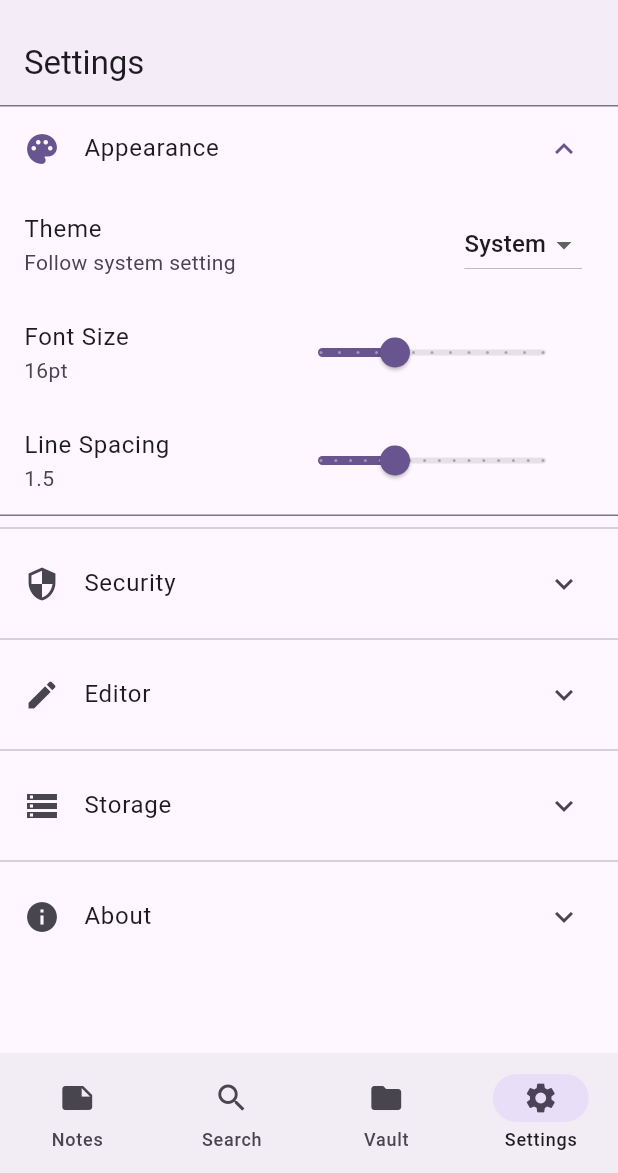
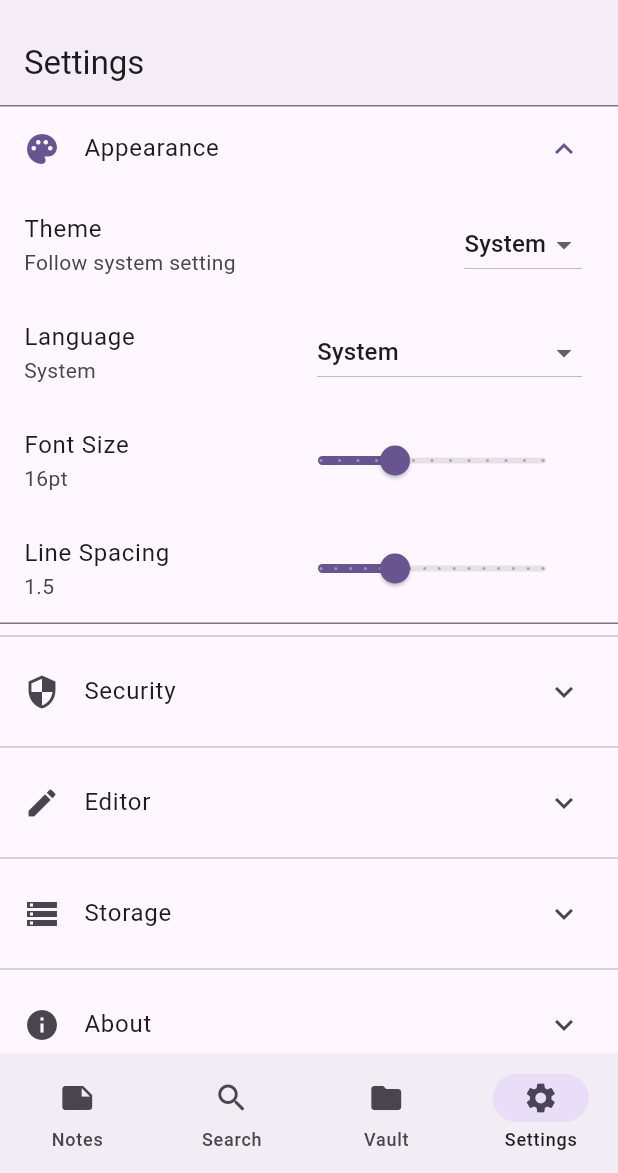
Before and after one commit to shaolonger/null-space, a Flutter app: the screen it shows after launch, item 4 of the bottom bar chosen, on a phone screen of 412 x 824 dp, the part 63-1236 px from its top. Run offline on Flutter 3.47's test engine with Material 3 defaults, Android fonts, the phone set to English and light mode, and no system bars; our stand-ins replace file_picker, flutter_markdown, flutter_secure_storage, local_auth, package_info_plus and 1 more; missing offline and left inert: dart:ffi; generated files the repository leaves out were written again; statements that could not run were skipped.

Commit message:
Localize settings_screen.dart and add language selector
- Import AppLocalizations package
- Add l10n instance at start of build method
- Replace all hardcoded strings with l10n equivalents
- Add language selector in Appearance section after Theme
- Support System (null), English, Chinese (Simplified/Traditional), Japanese, Korean
- Add 50+ new localized strings to app_en.arb
- Update all helper methods to accept BuildContext and use l10n

Co-authored-by: shaolonger <34154363+shaolonger@users.noreply.github.com>

```diff
--- a/ui/null_space_app/lib/screens/settings_screen.dart
+++ b/ui/null_space_app/lib/screens/settings_screen.dart
@@ -3,6 +3,7 @@ import 'package:provider/provider.dart';
 import '../providers/settings_provider.dart';
 import 'package:package_info_plus/package_info_plus.dart';
 import 'package:url_launcher/url_launcher.dart';
+import 'package:flutter_gen/gen_l10n/app_localizations.dart';
 
 /// Settings screen with various app preferences
 class SettingsScreen extends StatefulWidget {
@@ -30,9 +31,10 @@ class _SettingsScreenState extends State<SettingsScreen> {
 
   @override
   Widget build(BuildContext context) {
+    final l10n = AppLocalizations.of(context)!;
     return Scaffold(
       appBar: AppBar(
-        title: const Text('Settings'),
+        title: Text(l10n.settingsTitle),
         elevation: 2,
       ),
       body: Consumer<SettingsProvider>(
@@ -56,14 +58,15 @@ class _SettingsScreenState extends State<SettingsScreen> {
   }
 
   Widget _buildAppearanceSection(BuildContext context, SettingsProvider settings) {
+    final l10n = AppLocalizations.of(context)!;
     return ExpansionTile(
       leading: const Icon(Icons.palette),
-      title: const Text('Appearance'),
+      title: Text(l10n.appearance),
       initiallyExpanded: true,
       children: [
         ListTile(
-          title: const Text('Theme'),
-          subtitle: Text(_getThemeModeLabel(settings.themeMode)),
+          title: Text(l10n.theme),
+          subtitle: Text(_getThemeModeLabel(context, settings.themeMode)),
           trailing: DropdownButton<ThemeMode>(
             value: settings.themeMode,
             onChanged: (ThemeMode? mode) {
@@ -71,24 +74,66 @@ class _SettingsScreenState extends State<SettingsScreen> {
                 settings.setThemeMode(mode);
               }
             },
-            items: const [
+            items: [
               DropdownMenuItem(
                 value: ThemeMode.system,
-                child: Text('System'),
+                child: Text(l10n.system),
               ),
               DropdownMenuItem(
                 value: ThemeMode.light,
-                child: Text('Light'),
+                child: Text(l10n.light),
               ),
               DropdownMenuItem(
                 value: ThemeMode.dark,
-                child: Text('Dark'),
+                child: Text(l10n.dark),
               ),
             ],
           ),
         ),
         ListTile(
-          title: const Text('Font Size'),
+          title: Text(l10n.language),
+          subtitle: Text(_getLanguageLabel(context, settings.locale)),
+          trailing: DropdownButton<String?>(
+            value: settings.locale?.toString(),
+            onChanged: (String? localeCode) {
+              if (localeCode == null) {
+                settings.setLocale(null);
+              } else if (localeCode == 'zh_Hant') {
+                settings.setLocale(const Locale.fromSubtags(languageCode: 'zh', scriptCode: 'Hant'));
+              } else {
+                settings.setLocale(Locale(localeCode));
+              }
+            },
+            items: [
+              DropdownMenuItem(
+                value: null,
+                child: Text(l10n.system),
+              ),
+              DropdownMenuItem(
+                value: 'en',
+                child: Text(l10n.english),
+              ),
+              DropdownMenuItem(
+                value: 'zh',
+                child: Text(l10n.chineseSimplified),
+              ),
+              DropdownMenuItem(
+                value: 'zh_Hant',
+                child: Text(l10n.chineseTraditional),
+              ),
+              DropdownMenuItem(
+                value: 'ja',
+                child: Text(l10n.japanese),
+              ),
+              DropdownMenuItem(
+                value: 'ko',
+                child: Text(l10n.korean),
+              ),
+            ],
+          ),
+        ),
+        ListTile(
+          title: Text(l10n.fontSize),
           subtitle: Text('${settings.fontSize.toInt()}pt'),
           trailing: SizedBox(
             width: 200,
@@ -105,7 +150,7 @@ class _SettingsScreenState extends State<SettingsScreen> {
           ),
         ),
         ListTile(
-          title: const Text('Line Spacing'),
+          title: Text(l10n.lineSpacing),
           subtitle: Text('${settings.lineSpacing.toStringAsFixed(1)}'),
           trailing: SizedBox(
             width: 200,
@@ -126,14 +171,15 @@ class _SettingsScreenState extends State<SettingsScreen> {
   }
 
   Widget _buildSecuritySection(BuildContext context, SettingsProvider settings) {
+    final l10n = AppLocalizations.of(context)!;
     return ExpansionTile(
       leading: const Icon(Icons.security),
-      title: const Text('Security'),
+      title: Text(l10n.security),
       initiallyExpanded: false,
       children: [
         ListTile(
-          title: const Text('Auto-lock Timeout'),
-          subtitle: Text(_getAutoLockLabel(settings.autoLockTimeout)),
+          title: Text(l10n.autoLockTimeout),
+          subtitle: Text(_getAutoLockLabel(context, settings.autoLockTimeout)),
           trailing: DropdownButton<Duration>(
             value: settings.autoLockTimeout,
             onChanged: (Duration? duration) {
@@ -141,45 +187,45 @@ class _SettingsScreenState extends State<SettingsScreen> {
                 settings.setAutoLockTimeout(duration);
               }
             },
-            items: const [
+            items: [
               DropdownMenuItem(
-                value: Duration(minutes: 1),
-                child: Text('1 minute'),
+                value: const Duration(minutes: 1),
+                child: Text(l10n.oneMinute),
               ),
               DropdownMenuItem(
-                value: Duration(minutes: 5),
-                child: Text('5 minutes'),
+                value: const Duration(minutes: 5),
+                child: Text(l10n.fiveMinutes),
               ),
               DropdownMenuItem(
-                value: Duration(minutes: 15),
-                child: Text('15 minutes'),
+                value: const Duration(minutes: 15),
+                child: Text(l10n.fifteenMinutes),
               ),
               DropdownMenuItem(
-                value: Duration(minutes: 30),
-                child: Text('30 minutes'),
+                value: const Duration(minutes: 30),
+                child: Text(l10n.thirtyMinutes),
               ),
               DropdownMenuItem(
-                value: Duration(hours: 1),
-                child: Text('1 hour'),
+                value: const Duration(hours: 1),
+                child: Text(l10n.oneHour),
               ),
               DropdownMenuItem(
                 value: Duration.zero,
-                child: Text('Never'),
+                child: Text(l10n.never),
               ),
             ],
           ),
         ),
         SwitchListTile(
-          title: const Text('Biometric Unlock'),
-          subtitle: const Text('Use fingerprint or face unlock'),
+          title: Text(l10n.biometricUnlock),
+          subtitle: Text(l10n.useFingerprintOrFaceUnlock),
           value: settings.biometricEnabled,
           onChanged: (value) {
             settings.setBiometricEnabled(value);
           },
         ),
         SwitchListTile(
-          title: const Text('Clear Clipboard After Paste'),
-          subtitle: const Text('Automatically clear clipboard for security'),
+          title: Text(l10n.clearClipboardAfterPaste),
+          subtitle: Text(l10n.automaticallyClearClipboardForSecurity),
           value: settings.clearClipboard,
           onChanged: (value) {
             settings.setClearClipboard(value);
@@ -190,14 +236,15 @@ class _SettingsScreenState extends State<SettingsScreen> {
   }
 
   Widget _buildEditorSection(BuildContext context, SettingsProvider settings) {
+    final l10n = AppLocalizations.of(context)!;
     return ExpansionTile(
       leading: const Icon(Icons.edit),
-      title: const Text('Editor'),
+      title: Text(l10n.editor),
       initiallyExpanded: false,
       children: [
         ListTile(
-          title: const Text('Default View Mode'),
-          subtitle: Text(_getViewModeLabel(settings.editorViewMode)),
+          title: Text(l10n.defaultViewMode),
+          subtitle: Text(_getViewModeLabel(context, settings.editorViewMode)),
           trailing: DropdownButton<EditorViewMode>(
             value: settings.editorViewMode,
             onChanged: (EditorViewMode? mode) {
@@ -205,25 +252,25 @@ class _SettingsScreenState extends State<SettingsScreen> {
                 settings.setEditorViewMode(mode);
               }
             },
-            items: const [
+            items: [
               DropdownMenuItem(
                 value: EditorViewMode.edit,
-                child: Text('Edit'),
+                child: Text(l10n.editMode),
               ),
               DropdownMenuItem(
                 value: EditorViewMode.preview,
-                child: Text('Preview'),
+                child: Text(l10n.previewMode),
               ),
               DropdownMenuItem(
                 value: EditorViewMode.split,
-                child: Text('Split'),
+                child: Text(l10n.splitMode),
               ),
             ],
           ),
         ),
         ListTile(
-          title: const Text('Auto-save Interval'),
-          subtitle: Text(_getAutoSaveLabel(settings.autoSaveInterval)),
+          title: Text(l10n.autoSaveInterval),
+          subtitle: Text(_getAutoSaveLabel(context, settings.autoSaveInterval)),
           trailing: DropdownButton<Duration>(
             value: settings.autoSaveInterval,
             onChanged: (Duration? interval) {
@@ -231,33 +278,33 @@ class _SettingsScreenState extends State<SettingsScreen> {
                 settings.setAutoSaveInterval(interval);
               }
             },
-            items: const [
+            items: [
               DropdownMenuItem(
-                value: Duration(seconds: 10),
-                child: Text('10 seconds'),
+                value: const Duration(seconds: 10),
+                child: Text(l10n.tenSeconds),
               ),
               DropdownMenuItem(
-                value: Duration(seconds: 30),
-                child: Text('30 seconds'),
+                value: const Duration(seconds: 30),
+                child: Text(l10n.thirtySeconds),
               ),
               DropdownMenuItem(
-                value: Duration(minutes: 1),
-                child: Text('1 minute'),
+                value: const Duration(minutes: 1),
+                child: Text(l10n.oneMinute),
               ),
               DropdownMenuItem(
-                value: Duration(minutes: 5),
-                child: Text('5 minutes'),
+                value: const Duration(minutes: 5),
+                child: Text(l10n.fiveMinutesInterval),
               ),
               DropdownMenuItem(
                 value: Duration.zero,
-                child: Text('Manual only'),
+                child: Text(l10n.manualOnly),
               ),
             ],
           ),
         ),
         SwitchListTile(
-          title: const Text('Spell Check'),
-          subtitle: const Text('Check spelling while typing'),
+          title: Text(l10n.spellCheck),
+          subtitle: Text(l10n.checkSpellingWhileTyping),
           value: settings.spellCheckEnabled,
           onChanged: (value) {
             settings.setSpellCheckEnabled(value);
@@ -268,15 +315,16 @@ class _SettingsScreenState extends State<SettingsScreen> {
   }
 
   Widget _buildStorageSection(BuildContext context, SettingsProvider settings) {
+    final l10n = AppLocalizations.of(context)!;
     return ExpansionTile(
       leading: const Icon(Icons.storage),
-      title: const Text('Storage'),
+      title: Text(l10n.storage),
       initiallyExpanded: false,
       children: [
         ListTile(
-          title: const Text('Data Directory'),
+          title: Text(l10n.dataDirectory),
           subtitle: Text(settings.dataDirectory.isEmpty
-            ? 'Default location'
+            ? l10n.defaultLocation
             : settings.dataDirectory),
           trailing: IconButton(
             icon: const Icon(Icons.folder_open),
@@ -286,23 +334,23 @@ class _SettingsScreenState extends State<SettingsScreen> {
           ),
         ),
         ListTile(
-          title: const Text('Clear Search Index'),
-          subtitle: const Text('Rebuild search index from scratch'),
+          title: Text(l10n.clearSearchIndex),
+          subtitle: Text(l10n.rebuildSearchIndexFromScratch),
           trailing: ElevatedButton(
             onPressed: () {
               _showClearSearchIndexDialog(context);
             },
-            child: const Text('Clear'),
+            child: Text(l10n.clear),
           ),
         ),
         ListTile(
-          title: const Text('Export All Data'),
-          subtitle: const Text('Export all vaults and notes'),
+          title: Text(l10n.exportAllData),
+          subtitle: Text(l10n.exportAllVaultsAndNotes),
           trailing: ElevatedButton(
             onPressed: () {
               _showExportDataDialog(context);
             },
-            child: const Text('Export'),
+            child: Text(l10n.export),
           ),
         ),
       ],
@@ -310,19 +358,20 @@ class _SettingsScreenState extends State<SettingsScreen> {
   }
 
   Widget _buildAboutSection(BuildContext context) {
+    final l10n = AppLocalizations.of(context)!;
     return ExpansionTile(
       leading: const Icon(Icons.info),
-      title: const Text('About'),
+      title: Text(l10n.about),
       initiallyExpanded: false,
       children: [
         ListTile(
-          title: const Text('Version'),
+          title: Text(l10n.version),
           subtitle: Text(_packageInfo != null
             ? '${_packageInfo!.version} (${_packageInfo!.buildNumber})'
-            : 'Loading...'),
+            : l10n.loading),
         ),
         ListTile(
-          title: const Text('Licenses'),
+          title: Text(l10n.licenses),
           trailing: const Icon(Icons.arrow_forward_ios, size: 16),
           onTap: () {
             showLicensePage(
@@ -334,7 +383,7 @@ class _SettingsScreenState extends State<SettingsScreen> {
           },
         ),
         ListTile(
-          title: const Text('Source Code'),
+          title: Text(l10n.sourceCode),
           subtitle: const Text('github.com/shaolonger/null-space'),
           trailing: const Icon(Icons.open_in_new, size: 16),
           onTap: () {
@@ -342,8 +391,8 @@ class _SettingsScreenState extends State<SettingsScreen> {
           },
         ),
         ListTile(
-          title: const Text('Reset to Defaults'),
-          subtitle: const Text('Reset all settings to default values'),
+          title: Text(l10n.resetToDefaults),
+          subtitle: Text(l10n.resetAllSettingsToDefaultValues),
           trailing: ElevatedButton(
             onPressed: () {
               _showResetSettingsDialog(context);
@@ -352,68 +401,95 @@ class _SettingsScreenState extends State<SettingsScreen> {
               backgroundColor: Colors.red,
               foregroundColor: Colors.white,
             ),
-            child: const Text('Reset'),
+            child: Text(l10n.reset),
           ),
         ),
       ],
     );
   }
 
-  String _getThemeModeLabel(ThemeMode mode) {
+  String _getThemeModeLabel(BuildContext context, ThemeMode mode) {
+    final l10n = AppLocalizations.of(context)!;
     switch (mode) {
       case ThemeMode.system:
-        return 'Follow system setting';
+        return l10n.followSystemSetting;
       case ThemeMode.light:
-        return 'Light theme';
+        return l10n.lightTheme;
       case ThemeMode.dark:
-        return 'Dark theme';
+        return l10n.darkTheme;
     }
   }
 
-  String _getAutoLockLabel(Duration duration) {
-    if (duration == Duration.zero) {
-      return 'Never lock automatically';
-    } else if (duration.inHours > 0) {
-      return 'Lock after ${duration.inHours} hour${duration.inHours > 1 ? "s" : ""}';
-    } else {
-      return 'Lock after ${duration.inMinutes} minute${duration.inMinutes > 1 ? "s" : ""}';
+  String _getLanguageLabel(BuildContext context, Locale? locale) {
+    final l10n = AppLocalizations.of(context)!;
+    if (locale == null) {
+      return l10n.system;
+    }
+    switch (locale.toString()) {
+      case 'en':
+        return l10n.english;
+      case 'zh':
+        return l10n.chineseSimplified;
+      case 'zh_Hant':
+        return l10n.chineseTraditional;
+      case 'ja':
+        return l10n.japanese;
+      case 'ko':
+        return l10n.korean;
+      default:
+        return locale.toString();
     }
   }
 
-  String _getViewModeLabel(EditorViewMode mode) {
-    switch (mode) {
-      case EditorViewMode.edit:
-        return 'Edit only';
-      case EditorViewMode.preview:
-        return 'Preview only';
-      case EditorViewMode.split:
-        return 'Side-by-side edit and preview';
+  String _getAutoLockLabel(BuildContext context, Duration duration) {
+    final l10n = AppLocalizations.of(context)!;
+    if (duration == Duration.zero) {
+      return l10n.neverLockAutomatically;
+    } else if (duration.inHours > 0) {
+      return l10n.lockAfterOneHour;
+    } else {
+      return l10n.lockAfterMinutes(duration.inMinutes);
     }
   }
 
-  String _getAutoSaveLabel(Duration interval) {
+  String _getViewModeLabel(BuildContext context, EditorViewMode mode) {
+    final l10n = AppLocalizations.of(context)!;
+    switch (mode) {
+      case EditorViewMode.edit:
+        return l10n.editOnly;
+      case EditorViewMode.preview:
+        return l10n.previewOnly;
+      case EditorViewMode.split:
+        return l10n.sideBySideEditAndPreview;
+    }
+  }
+
+  String _getAutoSaveLabel(BuildContext context, Duration interval) {
+    final l10n = AppLocalizations.of(context)!;
     if (interval == Duration.zero) {
-      return 'Manual save only';
+      return l10n.manualSaveOnly;
     } else if (interval.inMinutes > 0) {
-      return 'Save every ${interval.inMinutes} minute${interval.inMinutes > 1 ? "s" : ""}';
+      if (interval.inMinutes == 1) {
+        return l10n.saveEveryMinute(interval.inMinutes);
+      } else {
+        return l10n.saveEveryMinutes(interval.inMinutes);
+      }
     } else {
-      return 'Save every ${interval.inSeconds} seconds';
+      return l10n.saveEverySeconds(interval.inSeconds);
     }
   }
 
   void _showChangeDataDirectoryDialog(BuildContext context, SettingsProvider settings) {
+    final l10n = AppLocalizations.of(context)!;
     showDialog(
       context: context,
       builder: (context) => AlertDialog(
-        title: const Text('Change Data Directory'),
-        content: const Text(
-          'This feature allows you to change where your vaults and notes are stored. '
-          'Implementation coming soon.',
-        ),
+        title: Text(l10n.changeDataDirectory),
+        content: Text(l10n.changeDataDirectoryMessage),
         actions: [
           TextButton(
             onPressed: () => Navigator.of(context).pop(),
-            child: const Text('OK'),
+            child: Text(l10n.ok),
           ),
         ],
       ),
@@ -421,27 +497,25 @@ class _SettingsScreenState extends State<SettingsScreen> {
   }
 
   void _showClearSearchIndexDialog(BuildContext context) {
+    final l10n = AppLocalizations.of(context)!;
     showDialog(
       context: context,
       builder: (context) => AlertDialog(
-        title: const Text('Clear Search Index'),
-        content: const Text(
-          'This will clear the search index and rebuild it from scratch. '
-          'This may take a few moments.',
-        ),
+        title: Text(l10n.clearSearchIndexTitle),
+        content: Text(l10n.clearSearchIndexMessage),
         actions: [
           TextButton(
             onPressed: () => Navigator.of(context).pop(),
-            child: const Text('Cancel'),
+            child: Text(l10n.cancel),
           ),
           ElevatedButton(
             onPressed: () {
               Navigator.of(context).pop();
               ScaffoldMessenger.of(context).showSnackBar(
-                const SnackBar(content: Text('Search index cleared')),
+                SnackBar(content: Text(l10n.searchIndexCleared)),
               );
             },
-            child: const Text('Clear'),
+            child: Text(l10n.clear),
           ),
         ],
       ),
@@ -449,27 +523,25 @@ class _SettingsScreenState extends State<SettingsScreen> {
   }
 
   void _showExportDataDialog(BuildContext context) {
+    final l10n = AppLocalizations.of(context)!;
     showDialog(
       context: context,
       builder: (context) => AlertDialog(
-        title: const Text('Export All Data'),
-        content: const Text(
-          'This will export all your vaults and notes to a ZIP file. '
-          'You can then back up or transfer this file.',
-        ),
+        title: Text(l10n.exportAllDataTitle),
+        content: Text(l10n.exportAllDataMessage),
         actions: [
           TextButton(
             onPressed: () => Navigator.of(context).pop(),
-            child: const Text('Cancel'),
+            child: Text(l10n.cancel),
           ),
           ElevatedButton(
             onPressed: () {
               Navigator.of(context).pop();
               ScaffoldMessenger.of(context).showSnackBar(
-                const SnackBar(content: Text('Export feature coming soon')),
+                SnackBar(content: Text(l10n.exportFeatureComingSoon)),
               );
             },
-            child: const Text('Export'),
+            child: Text(l10n.export),
           ),
         ],
       ),
@@ -477,18 +549,16 @@ class _SettingsScreenState extends State<SettingsScreen> {
   }
 
   void _showResetSettingsDialog(BuildContext context) {
+    final l10n = AppLocalizations.of(context)!;
     showDialog(
       context: context,
       builder: (context) => AlertDialog(
-        title: const Text('Reset Settings'),
-        content: const Text(
-          'Are you sure you want to reset all settings to their default values? '
-          'This action cannot be undone.',
-        ),
+        title: Text(l10n.resetSettingsTitle),
+        content: Text(l10n.resetSettingsMessage),
         actions: [
           TextButton(
             onPressed: () => Navigator.of(context).pop(),
-            child: const Text('Cancel'),
+            child: Text(l10n.cancel),
           ),
           ElevatedButton(
             onPressed: () {
@@ -496,14 +566,14 @@ class _SettingsScreenState extends State<SettingsScreen> {
               settings.resetToDefaults();
               Navigator.of(context).pop();
               ScaffoldMessenger.of(context).showSnackBar(
-                const SnackBar(content: Text('Settings reset to defaults')),
+                SnackBar(content: Text(l10n.settingsResetToDefaults)),
               );
             },
             style: ElevatedButton.styleFrom(
               backgroundColor: Colors.red,
               foregroundColor: Colors.white,
             ),
-            child: const Text('Reset'),
+            child: Text(l10n.reset),
           ),
         ],
       ),
@@ -511,13 +581,14 @@ class _SettingsScreenState extends State<SettingsScreen> {
   }
 
   Future<void> _launchUrl(String urlString) async {
+    final l10n = AppLocalizations.of(context)!;
     final url = Uri.parse(urlString);
     if (await canLaunchUrl(url)) {
       await launchUrl(url);
     } else {
       if (mounted) {
         ScaffoldMessenger.of(context).showSnackBar(
-          SnackBar(content: Text('Could not launch $urlString')),
+          SnackBar(content: Text(l10n.couldNotLaunchUrl(urlString))),
         );
       }
     }
```
Also changed, not shown: ui/null_space_app/lib/l10n/app_en.arb (+270 -0 lines).
